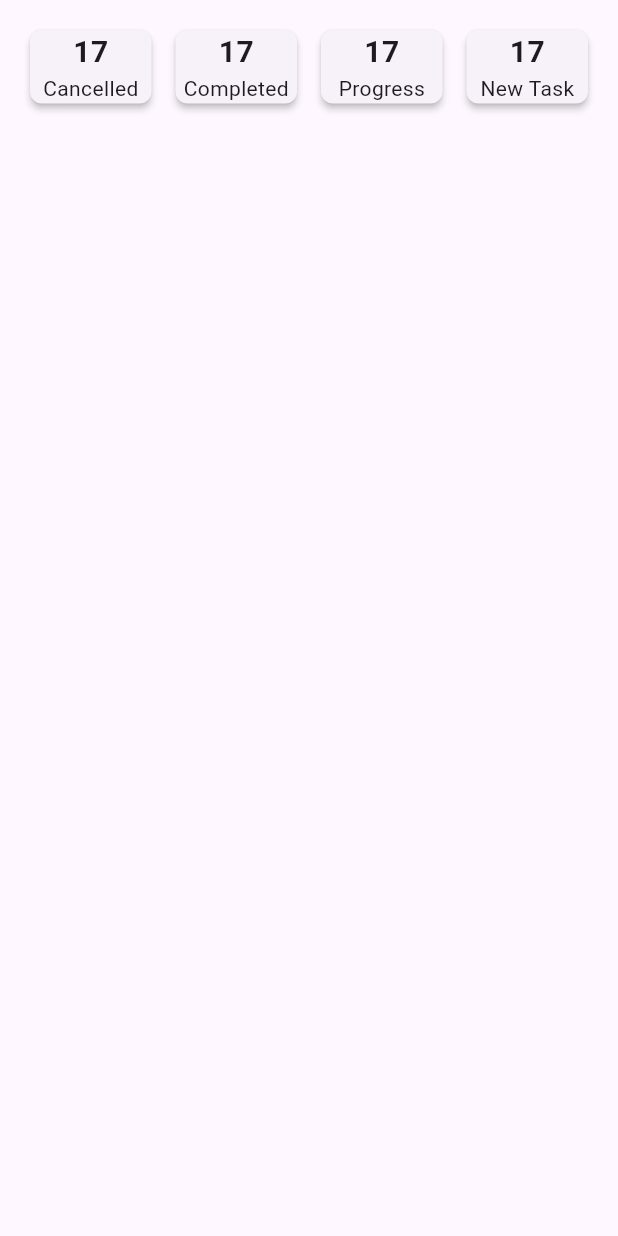
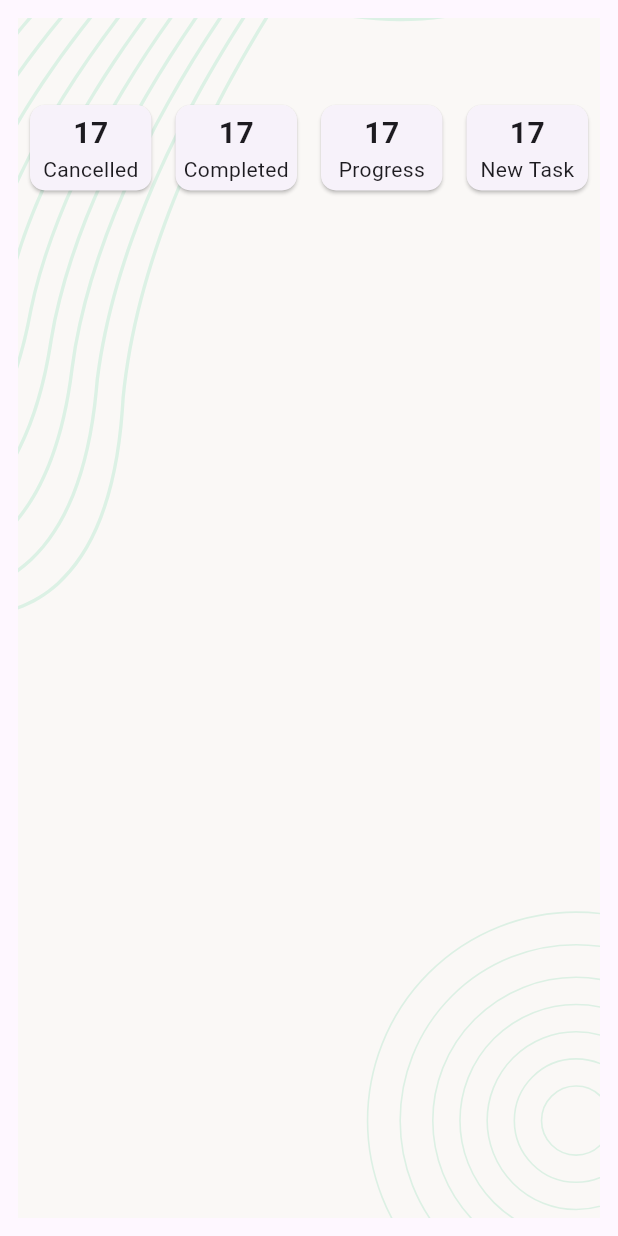
Before and after one commit to MehedisGits/Taskly, a Flutter app: the NewTaskListScreen screen opened directly, on a phone screen of 412 x 824 dp. Run offline on Flutter 3.47's test engine with Material 3 defaults, Android fonts, the phone set to English and light mode, and no system bars; our stand-ins replace device_preview, flutter_svg, fluttertoast, pin_code_fields.

Commit message:
Taskly - New Task Screen Designed

```diff
--- a/lib/screens/task/newTaskListScreen.dart
+++ b/lib/screens/task/newTaskListScreen.dart
@@ -1,4 +1,5 @@
 import 'package:flutter/material.dart';
+import 'package:taskly/style/style.dart';
 
 class NewTaskListScreen extends StatefulWidget {
   const NewTaskListScreen({super.key});
@@ -13,29 +14,39 @@ class _taskListScreenState extends State<NewTaskListScreen> {
     return Scaffold(
         body: Padding(
             padding: const EdgeInsets.all(12.0),
-      child: Column(
+            child: Stack(
+              children: [
+                ScreenBackground(context),
+                Column(
                   mainAxisAlignment: MainAxisAlignment.start,
                   crossAxisAlignment: CrossAxisAlignment.start,
                   children: [
+                    SizedBox(
+                      height: 50,
+                    ),
                     Row(
                       children: [
                         Expanded(
                           flex: 1,
                           child: Card(
                             margin: EdgeInsets.all(8),
-                  elevation: 2,
+                            elevation: 1,
                             shape: RoundedRectangleBorder(
-                      borderRadius: BorderRadius.circular(8)),
+                                borderRadius: BorderRadius.circular(10)),
                             child: Center(
+                              child: Padding(
+                                padding: const EdgeInsets.all(4.0),
                                 child: Column(
                                   children: [
                                     Text(
                                       '17',
                                       style: TextStyle(
-                              fontSize: 20, fontWeight: FontWeight.w700),
+                                          fontSize: 20,
+                                          fontWeight: FontWeight.w700),
                                     ),
                                     Text('Cancelled')
                                   ],
+                                ),
                               ),
                             ),
                           ),
@@ -44,19 +55,23 @@ class _taskListScreenState extends State<NewTaskListScreen> {
                           flex: 1,
                           child: Card(
                             margin: EdgeInsets.all(8),
-                  elevation: 2,
+                            elevation: 1,
                             shape: RoundedRectangleBorder(
-                      borderRadius: BorderRadius.circular(8)),
+                                borderRadius: BorderRadius.circular(10)),
                             child: Center(
+                              child: Padding(
+                                padding: const EdgeInsets.all(4.0),
                                 child: Column(
                                   children: [
                                     Text(
                                       '17',
                                       style: TextStyle(
-                              fontSize: 20, fontWeight: FontWeight.w700),
+                                          fontSize: 20,
+                                          fontWeight: FontWeight.w700),
                                     ),
                                     Text('Completed')
                                   ],
+                                ),
                               ),
                             ),
                           ),
@@ -65,19 +80,23 @@ class _taskListScreenState extends State<NewTaskListScreen> {
                           flex: 1,
                           child: Card(
                             margin: EdgeInsets.all(8),
-                  elevation: 2,
+                            elevation: 1,
                             shape: RoundedRectangleBorder(
-                      borderRadius: BorderRadius.circular(8)),
+                                borderRadius: BorderRadius.circular(10)),
                             child: Center(
+                              child: Padding(
+                                padding: const EdgeInsets.all(4.0),
                                 child: Column(
                                   children: [
                                     Text(
                                       '17',
                                       style: TextStyle(
-                              fontSize: 20, fontWeight: FontWeight.w700),
+                                          fontSize: 20,
+                                          fontWeight: FontWeight.w700),
                                     ),
                                     Text('Progress')
                                   ],
+                                ),
                               ),
                             ),
                           ),
@@ -86,19 +105,23 @@ class _taskListScreenState extends State<NewTaskListScreen> {
                           flex: 1,
                           child: Card(
                             margin: EdgeInsets.all(8),
-                  elevation: 2,
+                            elevation: 1,
                             shape: RoundedRectangleBorder(
-                      borderRadius: BorderRadius.circular(8)),
+                                borderRadius: BorderRadius.circular(10)),
                             child: Center(
+                              child: Padding(
+                                padding: const EdgeInsets.all(4.0),
                                 child: Column(
                                   children: [
                                     Text(
                                       '17',
                                       style: TextStyle(
-                              fontSize: 20, fontWeight: FontWeight.w700),
+                                          fontSize: 20,
+                                          fontWeight: FontWeight.w700),
                                     ),
                                     Text('New Task')
                                   ],
+                                ),
                               ),
                             ),
                           ),
@@ -107,6 +130,7 @@ class _taskListScreenState extends State<NewTaskListScreen> {
                     )
                   ],
                 ),
-    ));
+              ],
+            )));
   }
 }
```
Lines whose indentation alone changed are shown as unchanged.
